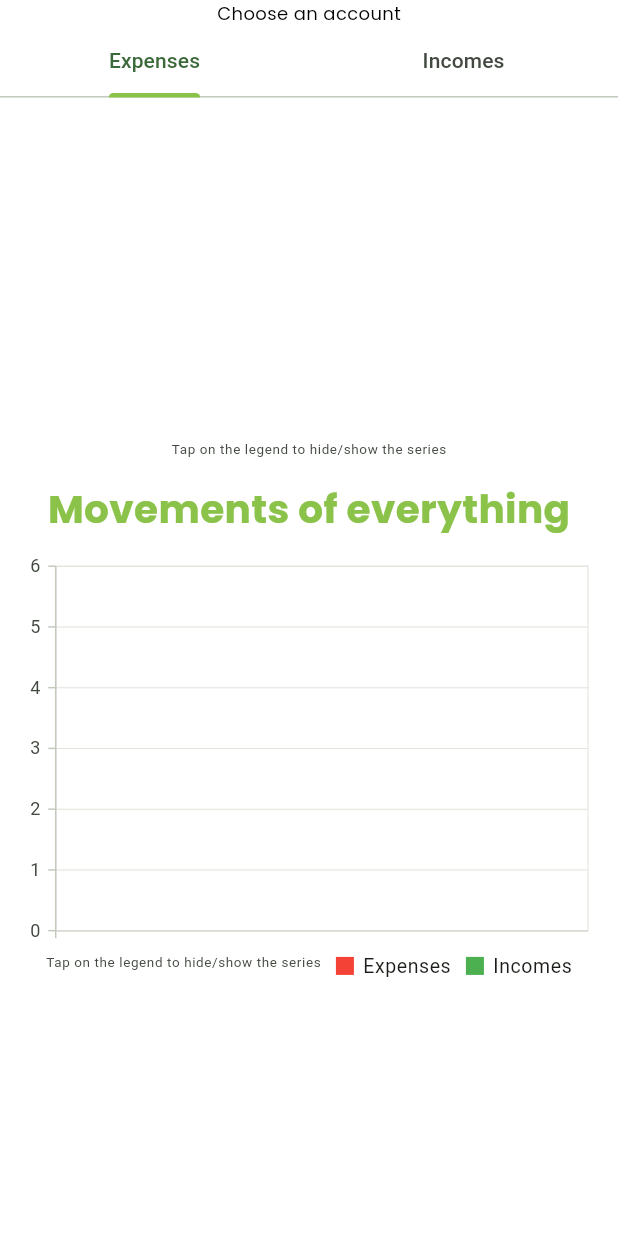
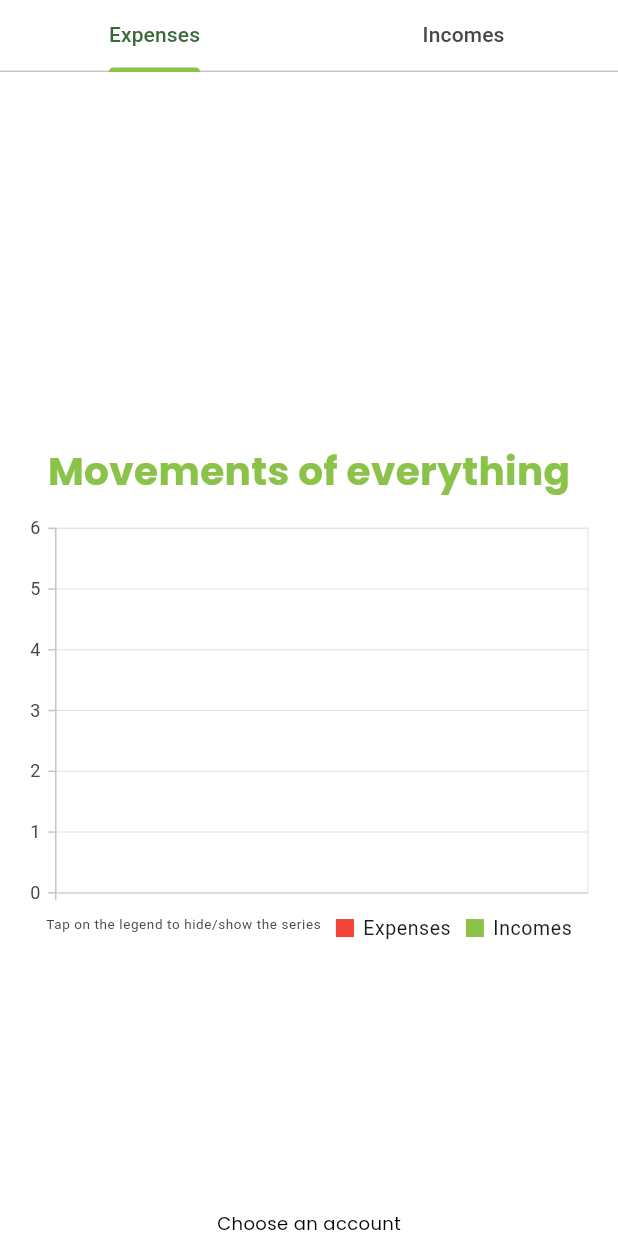
Before and after one commit to fabiooo4/Pecunia, a Flutter app: the Statistics screen opened directly, on a phone screen of 412 x 824 dp. Run offline on Flutter 3.47's test engine with Material 2 defaults, Android fonts, the phone set to English and light mode, and no system bars; our stand-ins replace flutter_riverpod, go_router, google_nav_bar, riverpod_annotation, supabase_flutter, syncfusion_flutter_charts; accounts and stored records are empty; generated files the repository leaves out were written again; statements that could not run were skipped.

Commit message:
restyled graphs

```diff
--- a/lib/screens/statistics/statistics.dart
+++ b/lib/screens/statistics/statistics.dart
@@ -61,63 +61,6 @@ class _StatisticsState extends ConsumerState<Statistics> {
         child: SafeArea(
           child: Column(
             children: [
-              const Text(
-                "Choose an account",
-                style: TextStyle(
-                    fontFamily: 'Poppins',
-                    fontSize: 12,
-                    fontWeight: FontWeight.normal,
-                    color: Colors.black),
-              ),
-              if (accountList.when(
-                data: (accountListdata) => accountListdata.isNotEmpty,
-                loading: () => false,
-                error: (error, stackTrace) => false,
-              )) ...[
-                Padding(
-                  padding: const EdgeInsets.symmetric(horizontal: 10),
-                  child: SizedBox(
-                    height: 50,
-                    width: MediaQuery.of(context).size.width,
-                    child: Center(
-                      child: SingleChildScrollView(
-                        scrollDirection: Axis.horizontal,
-                        child: Row(
-                          mainAxisAlignment: MainAxisAlignment.center,
-                          children: List.generate(
-                            accountList.when(
-                              data: (accountListdata) => accountListdata.length,
-                              loading: () => 0,
-                              error: (error, stackTrace) => 0,
-                            ),
-                            (index) {
-                              final account = accountList.when(
-                                data: (accountListdata) =>
-                                    accountListdata[index],
-                                loading: () => null,
-                                error: (error, stackTrace) => null,
-                              );
-                              return Padding(
-                                padding:
-                                    const EdgeInsets.symmetric(horizontal: 5),
-                                child: AnimatedScale(
-                                  scale: isSelected[index] ? 1.1 : 1,
-                                  duration: const Duration(milliseconds: 200),
-                                  child: Filter(
-                                    name: account!.name,
-                                    active: isSelected[index],
-                                    onTap: () => _onChipTapped(index),
-                                  ),
-                                ),
-                              );
-                            },
-                          ),
-                        ),
-                      ),
-                    ),
-                  ),
-                ),
-              ],
               DefaultTabController(
                 length: 2,
                 child: Column(
@@ -135,14 +78,21 @@ class _StatisticsState extends ConsumerState<Statistics> {
                       ],
                     ),
                     SizedBox(
-                      height: MediaQuery.of(context).size.height * 0.31,
+                      height: MediaQuery.of(context).size.height * 0.3,
                       child: TabBarView(
                         children: [
                           Center(
                             heightFactor: 1,
                             child: SfCircularChart(
+                              palette: const [
+                                Color(0xFF377A39),
+                                Color(0xFF204721),
+                                Color(0xFF1EC723),
+                                Color(0xFF127A16),
+                                Color(0xFF072E08),
+                              ],
                               legend: Legend(
-                                isVisible: true,
+                                isVisible: false,
                                 position: LegendPosition.bottom,
                                 overflowMode: LegendItemOverflowMode.wrap,
                                 title: LegendTitle(
@@ -156,7 +106,9 @@ class _StatisticsState extends ConsumerState<Statistics> {
                               ),
                               series: <CircularSeries>[
                                 DoughnutSeries<TransactionsData, String>(
+                                  radius: '50%',
                                   animationDuration: 400,
+                                  legendIconType: LegendIconType.circle,
                                   dataSource: getExpensesByCategory(
                                     transactions,
                                     categories,
@@ -181,19 +133,37 @@ class _StatisticsState extends ConsumerState<Statistics> {
                                   yValueMapper: (TransactionsData data, _) =>
                                       data.y,
                                   innerRadius: '0%',
-                                  dataLabelSettings: const DataLabelSettings(
+                                  dataLabelSettings: DataLabelSettings(
                                     isVisible: true,
                                     labelPosition:
                                         ChartDataLabelPosition.outside,
                                     labelAlignment:
                                         ChartDataLabelAlignment.auto,
                                     labelIntersectAction:
-                                        LabelIntersectAction.hide,
+                                        LabelIntersectAction.shift,
                                     connectorLineSettings:
-                                        ConnectorLineSettings(
+                                        const ConnectorLineSettings(
                                       type: ConnectorType.curve,
                                       width: 1,
                                     ),
+                                    builder: (data, point, series, pointIndex,
+                                        seriesIndex) {
+                                      return TextButton.icon(
+                                        onPressed: null,
+                                        icon: Icon(
+                                          Icons.category,
+                                          color: point.fill,
+                                          size: 18,
+                                        ),
+                                        label: Text(
+                                          data.x,
+                                          style: const TextStyle(
+                                            color: Colors.black,
+                                            fontSize: 12,
+                                          ),
+                                        ),
+                                      );
+                                    },
                                   ),
                                   selectionBehavior: SelectionBehavior(
                                     enable: true,
@@ -209,8 +179,15 @@ class _StatisticsState extends ConsumerState<Statistics> {
                           Center(
                             heightFactor: 1,
                             child: SfCircularChart(
+                              palette: const [
+                                Color(0xFF377A39),
+                                Color(0xFF204721),
+                                Color(0xFF1EC723),
+                                Color(0xFF127A16),
+                                Color(0xFF072E08),
+                              ],
                               legend: Legend(
-                                isVisible: true,
+                                isVisible: false,
                                 position: LegendPosition.bottom,
                                 overflowMode: LegendItemOverflowMode.wrap,
                                 title: LegendTitle(
@@ -224,7 +201,9 @@ class _StatisticsState extends ConsumerState<Statistics> {
                               ),
                               series: <CircularSeries>[
                                 DoughnutSeries<TransactionsData, String>(
+                                  radius: '50%',
                                   animationDuration: 400,
+                                  legendIconType: LegendIconType.circle,
                                   dataSource: getIncomesByCategory(
                                     transactions,
                                     categories,
@@ -249,19 +228,37 @@ class _StatisticsState extends ConsumerState<Statistics> {
                                   yValueMapper: (TransactionsData data, _) =>
                                       data.y,
                                   innerRadius: '0%',
-                                  dataLabelSettings: const DataLabelSettings(
+                                  dataLabelSettings: DataLabelSettings(
                                     isVisible: true,
                                     labelPosition:
                                         ChartDataLabelPosition.outside,
                                     labelAlignment:
                                         ChartDataLabelAlignment.auto,
                                     labelIntersectAction:
-                                        LabelIntersectAction.hide,
+                                        LabelIntersectAction.shift,
                                     connectorLineSettings:
-                                        ConnectorLineSettings(
+                                        const ConnectorLineSettings(
                                       type: ConnectorType.curve,
                                       width: 1,
                                     ),
+                                    builder: (data, point, series, pointIndex,
+                                        seriesIndex) {
+                                      return TextButton.icon(
+                                        onPressed: null,
+                                        icon: Icon(
+                                          Icons.category,
+                                          color: point.fill,
+                                          size: 18,
+                                        ),
+                                        label: Text(
+                                          data.x,
+                                          style: const TextStyle(
+                                            color: Colors.black,
+                                            fontSize: 12,
+                                          ),
+                                        ),
+                                      );
+                                    },
                                   ),
                                   selectionBehavior: SelectionBehavior(
                                     enable: true,
@@ -318,8 +315,7 @@ class _StatisticsState extends ConsumerState<Statistics> {
                         position: LegendPosition.bottom,
                         overflowMode: LegendItemOverflowMode.wrap,
                         title: LegendTitle(
-                                text:
-                                    "Tap on the legend to hide/show the series",
+                          text: "Tap on the legend to hide/show the series",
                           textStyle: const TextStyle(
                             fontSize: 9,
                             overflow: TextOverflow.visible,
@@ -331,6 +327,7 @@ class _StatisticsState extends ConsumerState<Statistics> {
                       ),
                       series: <ChartSeries>[
                         LineSeries<TransactionsData, String>(
+                            legendIconType: LegendIconType.circle,
                             name: "Expenses",
                             markerSettings:
                                 const MarkerSettings(isVisible: true),
@@ -339,11 +336,10 @@ class _StatisticsState extends ConsumerState<Statistics> {
                                 transactions,
                                 accountList.when(
                                   data: (accountListdata) {
-                                          if (isSelected.indexWhere(
-                                                  (element) => element) !=
+                                    if (isSelected
+                                            .indexWhere((element) => element) !=
                                         -1) {
-                                            return accountListdata[
-                                                    tappedChipindex]
+                                      return accountListdata[tappedChipindex]
                                           .id;
                                     } else {
                                       return '';
@@ -359,22 +355,21 @@ class _StatisticsState extends ConsumerState<Statistics> {
                                 trans.y,
                             dataLabelSettings: const DataLabelSettings(
                                 isVisible: true,
-                                      labelAlignment:
-                                          ChartDataLabelAlignment.top)),
+                                labelAlignment: ChartDataLabelAlignment.top)),
                         LineSeries<TransactionsData, String>(
+                            legendIconType: LegendIconType.circle,
                             name: "Incomes",
                             markerSettings:
                                 const MarkerSettings(isVisible: true),
-                                  color: Colors.green,
+                            color: Colors.lightGreen,
                             dataSource: getChartDataForAccountIncomes(
                                 transactions,
                                 accountList.when(
                                   data: (accountListdata) {
-                                          if (isSelected.indexWhere(
-                                                  (element) => element) !=
+                                    if (isSelected
+                                            .indexWhere((element) => element) !=
                                         -1) {
-                                            return accountListdata[
-                                                    tappedChipindex]
+                                      return accountListdata[tappedChipindex]
                                           .id;
                                     } else {
                                       return '';
@@ -390,13 +385,75 @@ class _StatisticsState extends ConsumerState<Statistics> {
                                 trans.y,
                             dataLabelSettings: const DataLabelSettings(
                                 isVisible: true,
-                                      labelAlignment:
-                                          ChartDataLabelAlignment.top))
-                            ])),
-                  )),
+                                labelAlignment: ChartDataLabelAlignment.top))
                       ],
                     ),
                   ),
+                ),
+              ),
+            ],
+          ),
+        ),
+      ),
+      bottomNavigationBar: Column(
+        mainAxisSize: MainAxisSize.min,
+        children: [
+          const Text(
+            "Choose an account",
+            style: TextStyle(
+                fontFamily: 'Poppins',
+                fontSize: 12,
+                fontWeight: FontWeight.normal,
+                color: Colors.black),
+          ),
+          if (accountList.when(
+            data: (accountListdata) => accountListdata.isNotEmpty,
+            loading: () => false,
+            error: (error, stackTrace) => false,
+          )) ...[
+            Padding(
+              padding: const EdgeInsets.symmetric(horizontal: 10),
+              child: SizedBox(
+                height: 50,
+                width: MediaQuery.of(context).size.width,
+                child: Center(
+                  child: SingleChildScrollView(
+                    scrollDirection: Axis.horizontal,
+                    child: Row(
+                      mainAxisAlignment: MainAxisAlignment.center,
+                      children: List.generate(
+                        accountList.when(
+                          data: (accountListdata) => accountListdata.length,
+                          loading: () => 0,
+                          error: (error, stackTrace) => 0,
+                        ),
+                        (index) {
+                          final account = accountList.when(
+                            data: (accountListdata) => accountListdata[index],
+                            loading: () => null,
+                            error: (error, stackTrace) => null,
+                          );
+                          return Padding(
+                            padding: const EdgeInsets.symmetric(horizontal: 5),
+                            child: AnimatedScale(
+                              scale: isSelected[index] ? 1.1 : 1,
+                              duration: const Duration(milliseconds: 200),
+                              child: Filter(
+                                name: account!.name,
+                                active: isSelected[index],
+                                onTap: () => _onChipTapped(index),
+                              ),
+                            ),
+                          );
+                        },
+                      ),
+                    ),
+                  ),
+                ),
+              ),
+            ),
+          ],
+        ],
       ),
     );
   }
```
Lines whose indentation alone changed are shown as unchanged.
